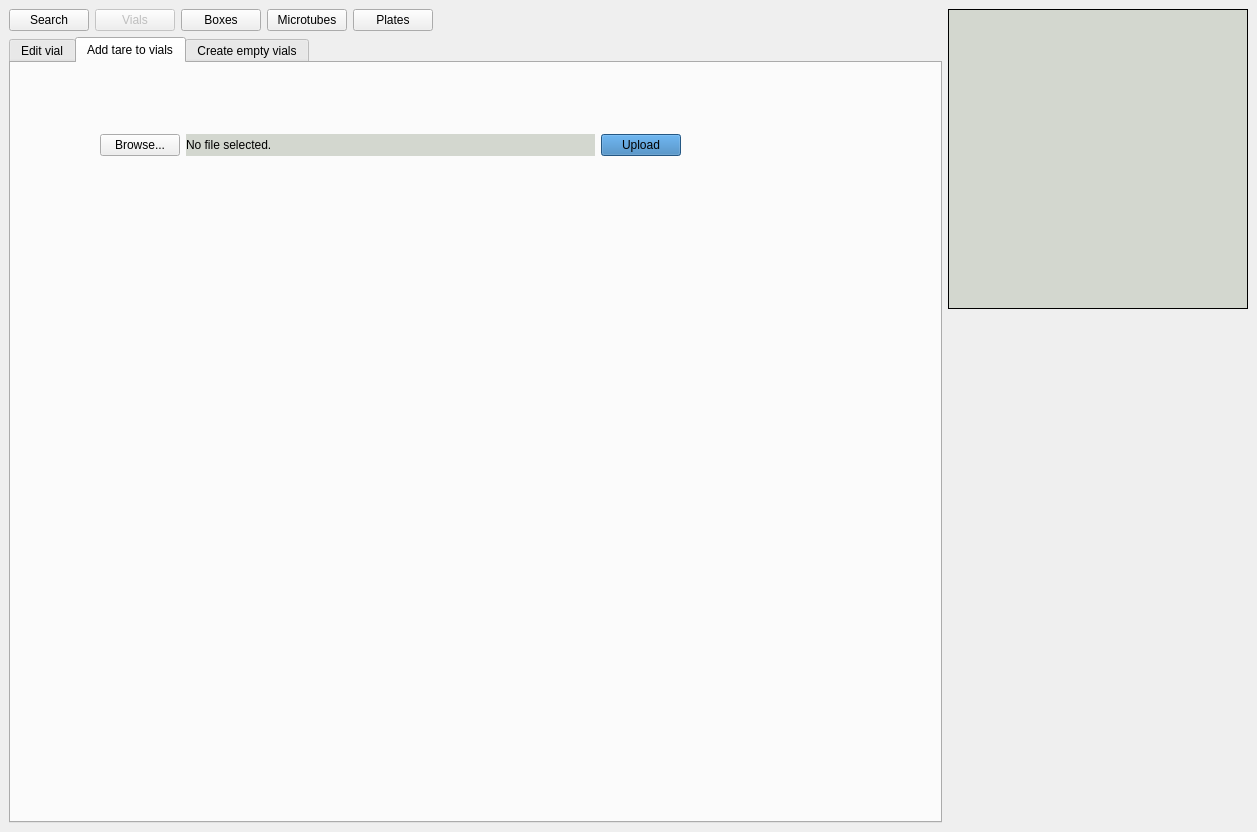
Old version of the form frontend/assets/vialswindow.ui in the repository dahlbma/cello.
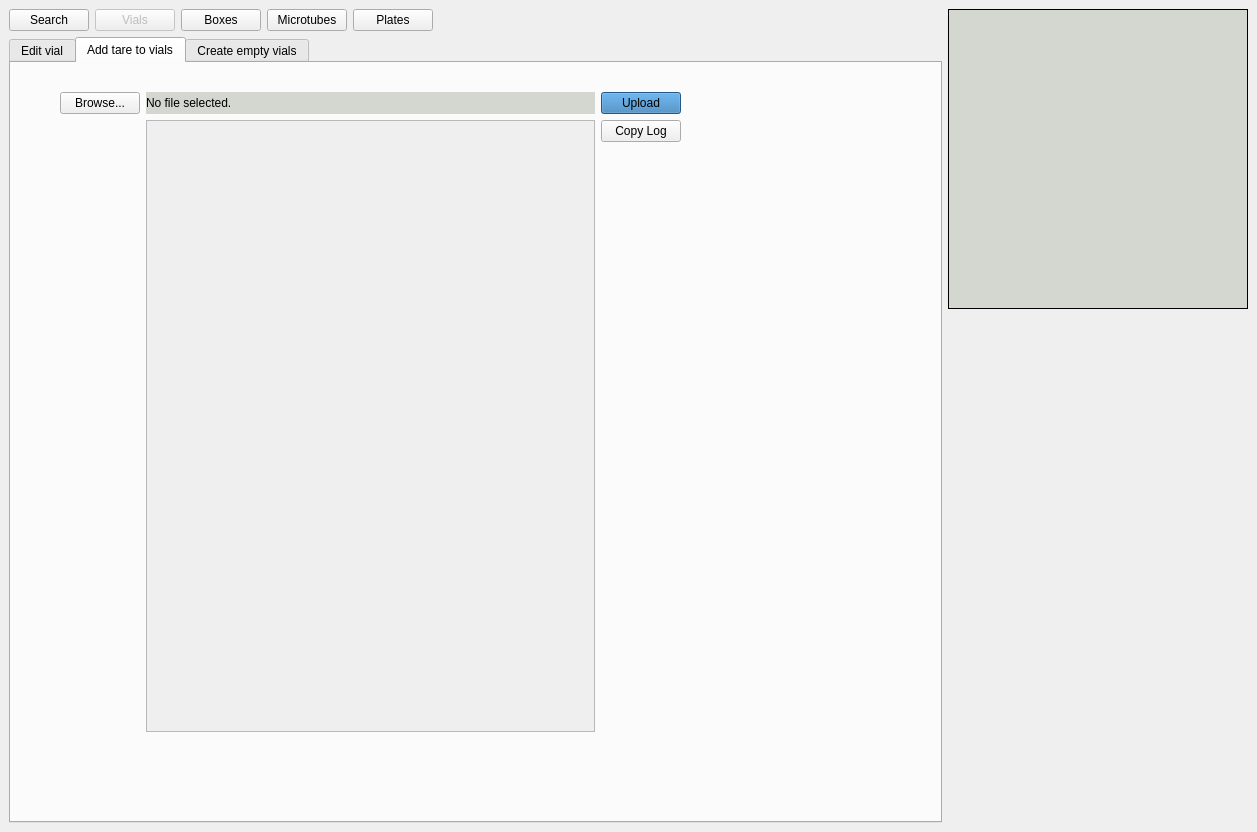
New version of the form. The open tabs and pages were chosen to show the change.

What changed in the file:
```diff
--- a/frontend/assets/vialswindow.ui
+++ b/frontend/assets/vialswindow.ui
@@ -497,46 +497,30 @@
          <attribute name="title">
           <string>Add tare to vials</string>
          </attribute>
-         <layout class="QGridLayout" name="gridLayout_3">
-          <item row="0" column="1">
-           <spacer name="verticalSpacer_3">
-            <property name="orientation">
-             <enum>Qt::Vertical</enum>
-            </property>
-            <property name="sizeType">
-             <enum>QSizePolicy::Maximum</enum>
-            </property>
-            <property name="sizeHint" stdset="0">
-             <size>
-              <width>20</width>
-              <height>62</height>
-             </size>
-            </property>
-           </spacer>
-          </item>
+         <layout class="QGridLayout" name="gridLayout_8">
           <item row="1" column="0">
            <spacer name="horizontalSpacer_6">
             <property name="orientation">
              <enum>Qt::Horizontal</enum>
             </property>
             <property name="sizeType">
-             <enum>QSizePolicy::Maximum</enum>
+             <enum>QSizePolicy::Preferred</enum>
             </property>
             <property name="sizeHint" stdset="0">
              <size>
-              <width>80</width>
+              <width>40</width>
               <height>20</height>
              </size>
             </property>
            </spacer>
           </item>
-          <item row="1" column="2">
+          <item row="0" column="2">
            <spacer name="horizontalSpacer_7">
             <property name="orientation">
              <enum>Qt::Horizontal</enum>
             </property>
             <property name="sizeType">
-             <enum>QSizePolicy::Maximum</enum>
+             <enum>QSizePolicy::Preferred</enum>
             </property>
             <property name="sizeHint" stdset="0">
              <size>
@@ -546,32 +530,63 @@
             </property>
            </spacer>
           </item>
-          <item row="1" column="1">
-           <layout class="QHBoxLayout" name="horizontalLayout_2">
-            <item>
-             <widget class="QPushButton" name="browse_btn">
-              <property name="sizePolicy">
-               <sizepolicy hsizetype="Fixed" vsizetype="Fixed">
-                <horstretch>0</horstretch>
-                <verstretch>0</verstretch>
-               </sizepolicy>
+          <item row="2" column="1">
+           <spacer name="verticalSpacer_4">
+            <property name="orientation">
+             <enum>Qt::Vertical</enum>
+            </property>
+            <property name="sizeType">
+             <enum>QSizePolicy::Preferred</enum>
+            </property>
+            <property name="sizeHint" stdset="0">
+             <size>
+              <width>20</width>
+              <height>80</height>
+             </size>
+            </property>
+           </spacer>
+          </item>
+          <item row="0" column="1" rowspan="2">
+           <layout class="QGridLayout" name="gridLayout_3" rowstretch="0,0,0,0,0" rowminimumheight="0,0,0,0,0">
+            <item row="3" column="1">
+             <widget class="QScrollArea" name="scrollArea">
+              <property name="widgetResizable">
+               <bool>true</bool>
               </property>
-              <property name="text">
-               <string>Browse...</string>
-              </property>
+              <widget class="QWidget" name="scrollAreaWidgetContents">
+               <property name="geometry">
+                <rect>
+                 <x>0</x>
+                 <y>0</y>
+                 <width>429</width>
+                 <height>425</height>
+                </rect>
+               </property>
+               <layout class="QGridLayout" name="gridLayout_13">
+                <item row="0" column="1">
+                 <widget class="QLabel" name="upload_result_lab">
+                  <property name="focusPolicy">
+                   <enum>Qt::ClickFocus</enum>
+                  </property>
+                  <property name="text">
+                   <string/>
+                  </property>
+                  <property name="alignment">
+                   <set>Qt::AlignLeading|Qt::AlignLeft|Qt::AlignTop</set>
+                  </property>
+                  <property name="wordWrap">
+                   <bool>true</bool>
+                  </property>
+                  <property name="textInteractionFlags">
+                   <set>Qt::LinksAccessibleByKeyboard|Qt::LinksAccessibleByMouse|Qt::TextBrowserInteraction|Qt::TextSelectableByKeyboard|Qt::TextSelectableByMouse</set>
+                  </property>
+                 </widget>
+                </item>
+               </layout>
+              </widget>
              </widget>
             </item>
-            <item>
-             <widget class="QLabel" name="file_status_lab">
-              <property name="styleSheet">
-               <string notr="true">background-color: rgb(211, 215, 207)</string>
-              </property>
-              <property name="text">
-               <string>No file selected.</string>
-              </property>
-             </widget>
-            </item>
-            <item>
+            <item row="1" column="2">
              <widget class="QPushButton" name="upload_btn">
               <property name="sizePolicy">
                <sizepolicy hsizetype="Fixed" vsizetype="Fixed">
@@ -587,24 +602,51 @@
               </property>
              </widget>
             </item>
+            <item row="0" column="1">
+             <spacer name="horizontalSpacer_13">
+              <property name="orientation">
+               <enum>Qt::Horizontal</enum>
+              </property>
+              <property name="sizeHint" stdset="0">
+               <size>
+                <width>40</width>
+                <height>20</height>
+               </size>
+              </property>
+             </spacer>
+            </item>
+            <item row="1" column="1">
+             <widget class="QLabel" name="file_status_lab">
+              <property name="styleSheet">
+               <string notr="true">background-color: rgb(211, 215, 207)</string>
+              </property>
+              <property name="text">
+               <string>No file selected.</string>
+              </property>
+             </widget>
+            </item>
+            <item row="1" column="0">
+             <widget class="QPushButton" name="browse_btn">
+              <property name="sizePolicy">
+               <sizepolicy hsizetype="Fixed" vsizetype="Fixed">
+                <horstretch>0</horstretch>
+                <verstretch>0</verstretch>
+               </sizepolicy>
+              </property>
+              <property name="text">
+               <string>Browse...</string>
+              </property>
+             </widget>
+            </item>
+            <item row="3" column="2" alignment="Qt::AlignTop">
+             <widget class="QPushButton" name="upload_copy_log_btn">
+              <property name="text">
+               <string>Copy Log</string>
+              </property>
+             </widget>
+            </item>
            </layout>
           </item>
-          <item row="2" column="1">
-           <spacer name="verticalSpacer_4">
-            <property name="orientation">
-             <enum>Qt::Vertical</enum>
-            </property>
-            <property name="sizeType">
-             <enum>QSizePolicy::MinimumExpanding</enum>
-            </property>
-            <property name="sizeHint" stdset="0">
-             <size>
-              <width>20</width>
-              <height>180</height>
-             </size>
-            </property>
-           </spacer>
-          </item>
          </layout>
         </widget>
         <widget class="QWidget" name="create_empty_tab">
```
Left out of the diff: 104 changed lines with no effect on the pictures.
